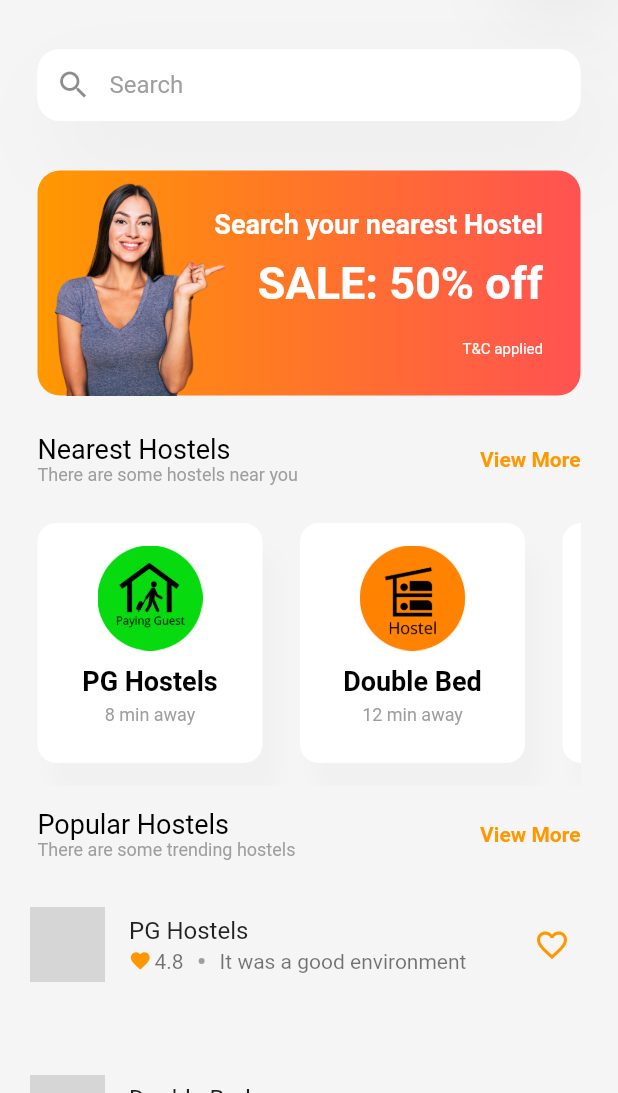
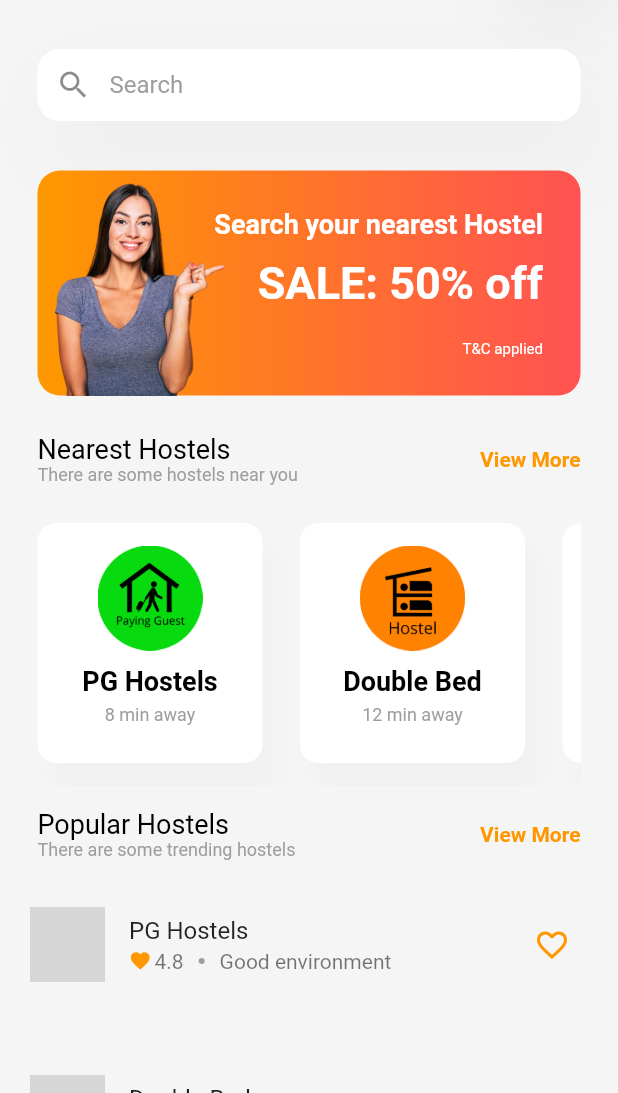
Before and after one commit to dipayansarkar47/hostel_management, a Flutter app: the HomeScreen screen opened directly, on a phone screen of 412 x 824 dp, the part 143-1236 px from its top. Run offline on Flutter 3.47's test engine with Material 2 defaults, Android fonts, the light colour scheme and no system bars; our stand-ins replace bottom_navy_bar, cloud_firestore, firebase_auth, firebase_core, fluttertoast, hexcolor and 1 more; accounts and stored records are empty; network calls fail; grey boxes are pictures that could not be loaded.

Commit message:
commit 3

```diff
--- a/lib/Pages/1_Login/Signup.dart
+++ b/lib/Pages/1_Login/Signup.dart
@@ -151,8 +151,8 @@ class _SignUpScreenState extends State<SignUpScreen> {
           onPressed: () {
             signUp(emailNameEditingTextController.text,
                 passwordNameEditingTextController.text);
-            // Navigator.pushReplacement(context,
-            //     MaterialPageRoute(builder: (context) => LogInScreen()));
+            Navigator.pushReplacement(context,
+                MaterialPageRoute(builder: (context) => LogInScreen()));
           },
         ));
     return Scaffold(
--- a/lib/Pages/2_Home/HomePage.dart
+++ b/lib/Pages/2_Home/HomePage.dart
@@ -27,7 +27,7 @@ class _HomeScreenState extends State<HomeScreen> {
               LikeListTile(
                   title: "PG Hostels",
                   likes: "4.8",
-                  subtitle: "It was a good environment"),
+                  subtitle: "Good environment"),
               LikeListTile1(
                   title: "Double Bed",
                   likes: "5.0",
@@ -57,6 +57,7 @@ class TopBar extends StatelessWidget {
                 color: Colors.black, fontSize: 30, fontWeight: FontWeight.bold),
           ),
           Container(
+
             decoration: BoxDecoration(boxShadow: [
               BoxShadow(
                   offset: const Offset(12, 26),
```
Also changed, not shown: lib/Pages/profilepage1.dart (deleted, +0 -160 lines).
